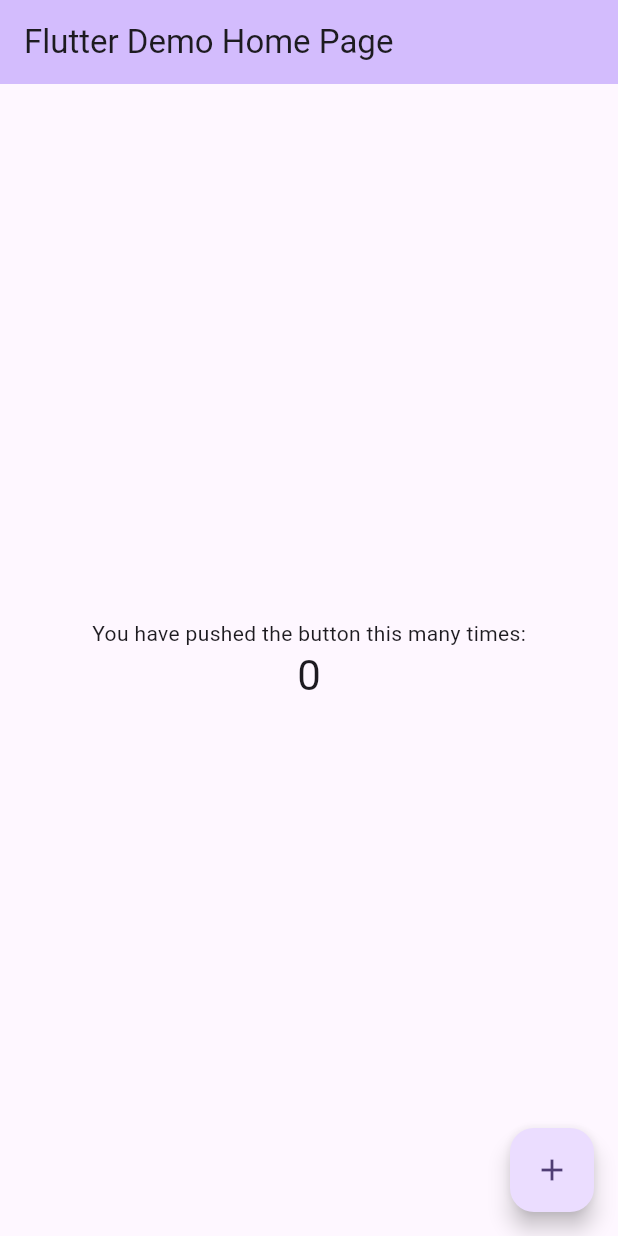
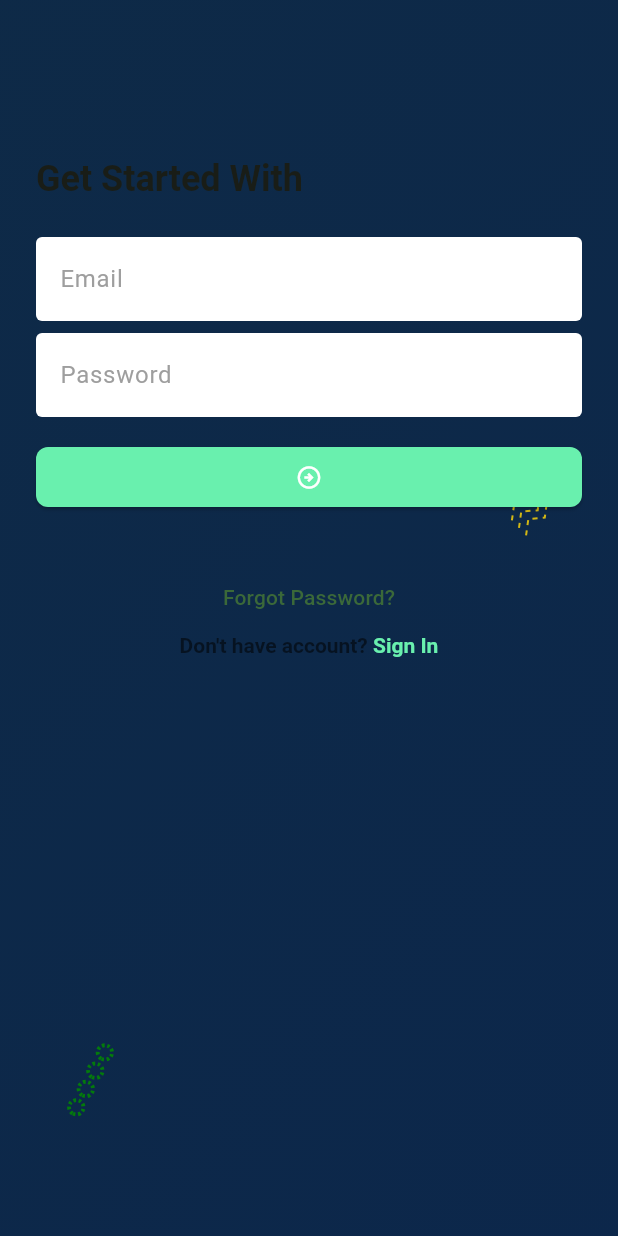
Before and after one commit to siambhuiyan/project_manager_flutter, a Flutter app: the screen it shows after launch, on a phone screen of 412 x 824 dp. Run offline on Flutter 3.47's test engine with Material 3 defaults, Android fonts, the phone set to English and light mode, and no system bars; our stand-ins replace flutter_svg.

Commit message:
login screen done

```diff
--- /dev/null
+++ b/lib/app.dart
@@ -0,0 +1,49 @@
+import 'package:flutter/material.dart';
+import 'package:task_manager/ui/screens/splash_screen.dart';
+
+class TaskManagerApp extends StatelessWidget {
+  const TaskManagerApp({super.key});
+
+  @override
+  Widget build(BuildContext context) {
+    return MaterialApp(
+      debugShowCheckedModeBanner: false,
+      theme: ThemeData(
+        colorSchemeSeed: Colors.green,
+        inputDecorationTheme: InputDecorationTheme(
+          hintStyle: TextStyle(
+            fontWeight: FontWeight.w400,
+            color: Colors.grey,
+          ),
+          filled: true,
+          fillColor: Colors.white,
+          border: _getZeroBorder(),
+          enabledBorder: _getZeroBorder(),
+          errorBorder: _getZeroBorder(),
+        ),
+        elevatedButtonTheme: ElevatedButtonThemeData(
+          style: ElevatedButton.styleFrom(
+            shape:
+                RoundedRectangleBorder(borderRadius: BorderRadius.circular(8)),
+            fixedSize: Size.fromWidth(double.maxFinite),
+            backgroundColor: Colors.greenAccent,
+            foregroundColor: Colors.white,
+          ),
+        ),
+        textTheme: TextTheme(
+          titleLarge: TextStyle(
+            fontSize: 24,
+            fontWeight: FontWeight.w600,
+          ),
+        ),
+      ),
+      home: SplashScreen(),
+    );
+  }
+
+  OutlineInputBorder _getZeroBorder() {
+    return const OutlineInputBorder(
+      borderSide: BorderSide.none,
+    );
+  }
+}
--- a/lib/main.dart
+++ b/lib/main.dart
@@ -1,125 +1,4 @@
 import 'package:flutter/material.dart';
+import 'package:task_manager/app.dart';
 
-void main() {
-  runApp(const MyApp());
-}
-
-class MyApp extends StatelessWidget {
-  const MyApp({super.key});
-
-  // This widget is the root of your application.
-  @override
-  Widget build(BuildContext context) {
-    return MaterialApp(
-      title: 'Flutter Demo',
-      theme: ThemeData(
-        // This is the theme of your application.
-        //
-        // TRY THIS: Try running your application with "flutter run". You'll see
-        // the application has a purple toolbar. Then, without quitting the app,
-        // try changing the seedColor in the colorScheme below to Colors.green
-        // and then invoke "hot reload" (save your changes or press the "hot
-        // reload" button in a Flutter-supported IDE, or press "r" if you used
-        // the command line to start the app).
-        //
-        // Notice that the counter didn't reset back to zero; the application
-        // state is not lost during the reload. To reset the state, use hot
-        // restart instead.
-        //
-        // This works for code too, not just values: Most code changes can be
-        // tested with just a hot reload.
-        colorScheme: ColorScheme.fromSeed(seedColor: Colors.deepPurple),
-        useMaterial3: true,
-      ),
-      home: const MyHomePage(title: 'Flutter Demo Home Page'),
-    );
-  }
-}
-
-class MyHomePage extends StatefulWidget {
-  const MyHomePage({super.key, required this.title});
-
-  // This widget is the home page of your application. It is stateful, meaning
-  // that it has a State object (defined below) that contains fields that affect
-  // how it looks.
-
-  // This class is the configuration for the state. It holds the values (in this
-  // case the title) provided by the parent (in this case the App widget) and
-  // used by the build method of the State. Fields in a Widget subclass are
-  // always marked "final".
-
-  final String title;
-
-  @override
-  State<MyHomePage> createState() => _MyHomePageState();
-}
-
-class _MyHomePageState extends State<MyHomePage> {
-  int _counter = 0;
-
-  void _incrementCounter() {
-    setState(() {
-      // This call to setState tells the Flutter framework that something has
-      // changed in this State, which causes it to rerun the build method below
-      // so that the display can reflect the updated values. If we changed
-      // _counter without calling setState(), then the build method would not be
-      // called again, and so nothing would appear to happen.
-      _counter++;
-    });
-  }
-
-  @override
-  Widget build(BuildContext context) {
-    // This method is rerun every time setState is called, for instance as done
-    // by the _incrementCounter method above.
-    //
-    // The Flutter framework has been optimized to make rerunning build methods
-    // fast, so that you can just rebuild anything that needs updating rather
-    // than having to individually change instances of widgets.
-    return Scaffold(
-      appBar: AppBar(
-        // TRY THIS: Try changing the color here to a specific color (to
-        // Colors.amber, perhaps?) and trigger a hot reload to see the AppBar
-        // change color while the other colors stay the same.
-        backgroundColor: Theme.of(context).colorScheme.inversePrimary,
-        // Here we take the value from the MyHomePage object that was created by
-        // the App.build method, and use it to set our appbar title.
-        title: Text(widget.title),
-      ),
-      body: Center(
-        // Center is a layout widget. It takes a single child and positions it
-        // in the middle of the parent.
-        child: Column(
-          // Column is also a layout widget. It takes a list of children and
-          // arranges them vertically. By default, it sizes itself to fit its
-          // children horizontally, and tries to be as tall as its parent.
-          //
-          // Column has various properties to control how it sizes itself and
-          // how it positions its children. Here we use mainAxisAlignment to
-          // center the children vertically; the main axis here is the vertical
-          // axis because Columns are vertical (the cross axis would be
-          // horizontal).
-          //
-          // TRY THIS: Invoke "debug painting" (choose the "Toggle Debug Paint"
-          // action in the IDE, or press "p" in the console), to see the
-          // wireframe for each widget.
-          mainAxisAlignment: MainAxisAlignment.center,
-          children: <Widget>[
-            const Text(
-              'You have pushed the button this many times:',
-            ),
-            Text(
-              '$_counter',
-              style: Theme.of(context).textTheme.headlineMedium,
-            ),
-          ],
-        ),
-      ),
-      floatingActionButton: FloatingActionButton(
-        onPressed: _incrementCounter,
-        tooltip: 'Increment',
-        child: const Icon(Icons.add),
-      ), // This trailing comma makes auto-formatting nicer for build methods.
-    );
-  }
-}
+void main() => runApp(const TaskManagerApp());
--- /dev/null
+++ b/lib/ui/screens/login_screen.dart
@@ -0,0 +1,99 @@
+import 'package:flutter/gestures.dart';
+import 'package:flutter/material.dart';
+import 'package:flutter_svg/svg.dart';
+import 'package:task_manager/ui/widgets/screen_background.dart';
+
+import '../utils/asstes_path.dart';
+
+class LoginScreen extends StatefulWidget {
+  const LoginScreen({super.key});
+
+  @override
+  State<LoginScreen> createState() => _LoginScreenState();
+}
+
+class _LoginScreenState extends State<LoginScreen> {
+  @override
+  Widget build(BuildContext context) {
+    return Scaffold(
+      body: ScreenBackground(
+        child: Padding(
+          padding: const EdgeInsets.all(24.0),
+          child: Column(
+            crossAxisAlignment: CrossAxisAlignment.start,
+            children: [
+              const SizedBox(
+                height: 80,
+              ),
+              Text(
+                'Get Started With',
+                style: Theme.of(context).textTheme.titleLarge,
+              ),
+              const SizedBox(
+                height: 24,
+              ),
+              TextFormField(
+                decoration: InputDecoration(
+                  hintText: 'Email',
+                ),
+              ),
+              SizedBox(
+                height: 8,
+              ),
+              TextFormField(
+                decoration: InputDecoration(
+                  hintText: 'Password',
+                ),
+              ),
+              SizedBox(
+                height: 16,
+              ),
+              ElevatedButton(
+                onPressed: () {},
+                child: Icon(
+                  Icons.arrow_circle_right_outlined,
+                  color: Colors.white,
+                ),
+              ),
+              SizedBox(
+                height: 32,
+              ),
+              Center(
+                child: Column(
+                  crossAxisAlignment: CrossAxisAlignment.center,
+                  mainAxisAlignment: MainAxisAlignment.center,
+                  children: [
+                    TextButton(
+                      onPressed: _onTapForgotPassButton,
+                      child: Text("Forgot Password?"),
+                    ),
+                    RichText(
+                      text: TextSpan(
+                        style: TextStyle(
+                          color: Colors.black54,
+                          fontWeight: FontWeight.w600,
+                          fontSize: 14,
+                        ),
+                        children: [
+                          TextSpan(text: "Don't have account? "),
+                          TextSpan(text: "Sign In" , style: TextStyle(
+                            fontWeight: FontWeight.bold,
+                            color: Colors.greenAccent,
+                          ),
+                            recognizer: TapGestureRecognizer()..onTap = _onTapSignInButton,
+                          ),
+                        ],
+                      ),
+                    ),
+                  ],
+                ),
+              )
+            ],
+          ),
+        ),
+      ),
+    );
+  }
+  void _onTapForgotPassButton(){}
+  void _onTapSignInButton(){}
+}
--- /dev/null
+++ b/lib/ui/screens/splash_screen.dart
@@ -0,0 +1,49 @@
+import 'package:flutter/material.dart';
+import 'package:flutter_svg/flutter_svg.dart';
+import 'package:task_manager/ui/screens/login_screen.dart';
+import 'package:task_manager/ui/utils/asstes_path.dart';
+import 'package:task_manager/ui/widgets/screen_background.dart';
+
+class SplashScreen extends StatefulWidget {
+  const SplashScreen({super.key});
+
+  @override
+  State<SplashScreen> createState() => _SplashScreenState();
+}
+
+class _SplashScreenState extends State<SplashScreen> {
+  @override
+  void initState() {
+    // TODO: implement initState
+    super.initState();
+    _nextPage();
+  }
+
+  //move to next screen
+  Future<void> _nextPage() async {
+    await Future.delayed(
+      const Duration(
+        seconds: 2,
+      ),
+    );
+    Navigator.pushReplacement(
+      context,
+      MaterialPageRoute(
+        builder: (context) => const LoginScreen(),
+      ),
+    );
+  }
+
+  @override
+  Widget build(BuildContext context) {
+    return Scaffold(
+        body: ScreenBackground(
+      child: Center(
+        child: SvgPicture.asset(
+          AssetsPath.logoSvg,
+          width: 120,
+        ),
+      ),
+    ));
+  }
+}
--- /dev/null
+++ b/lib/ui/utils/asstes_path.dart
@@ -0,0 +1,6 @@
+class AssetsPath {
+  static const String _imagePath = 'assets/images';
+
+  static const String backgroundSvg = '$_imagePath/background.svg';
+  static const String logoSvg = '$_imagePath/logo.svg';
+}
--- /dev/null
+++ b/lib/ui/widgets/screen_background.dart
@@ -0,0 +1,24 @@
+import 'package:flutter/material.dart';
+import 'package:flutter_svg/svg.dart';
+import '../utils/asstes_path.dart';
+
+class ScreenBackground extends StatelessWidget {
+  const ScreenBackground({super.key, required this.child});
+
+  final Widget child;
+
+  @override
+  Widget build(BuildContext context) {
+    return Stack(
+      children: [
+        SvgPicture.asset(
+          width: double.maxFinite,
+          height: double.maxFinite,
+          AssetsPath.backgroundSvg,
+          fit: BoxFit.cover,
+        ),
+        SafeArea(child: child),
+      ],
+    );
+  }
+}
--- a/pubspec.yaml
+++ b/pubspec.yaml
@@ -34,6 +34,7 @@ dependencies:
   # The following adds the Cupertino Icons font to your application.
   # Use with the CupertinoIcons class for iOS style icons.
   cupertino_icons: ^1.0.8
+  flutter_svg: ^2.0.17
 
 dev_dependencies:
   flutter_test:
@@ -58,8 +59,8 @@ flutter:
   uses-material-design: true
 
   # To add assets to your application, add an assets section, like this:
-  # assets:
-  #   - images/a_dot_burr.jpeg
+  assets:
+     - assets/images/
   #   - images/a_dot_ham.jpeg
 
   # An image asset can refer to one or more resolution-specific "variants", see
```
Also changed, not shown: assets/images/background.svg (added), assets/images/logo.svg (added), pubspec.lock, 1 other file.
